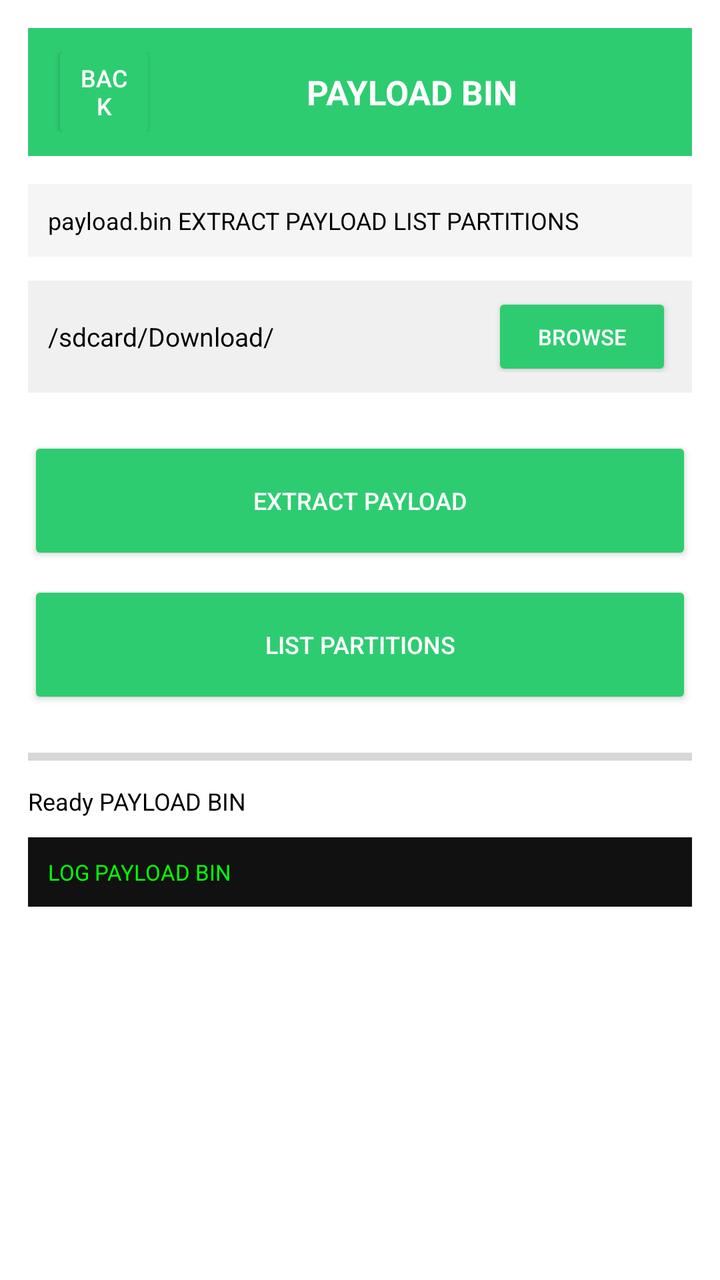
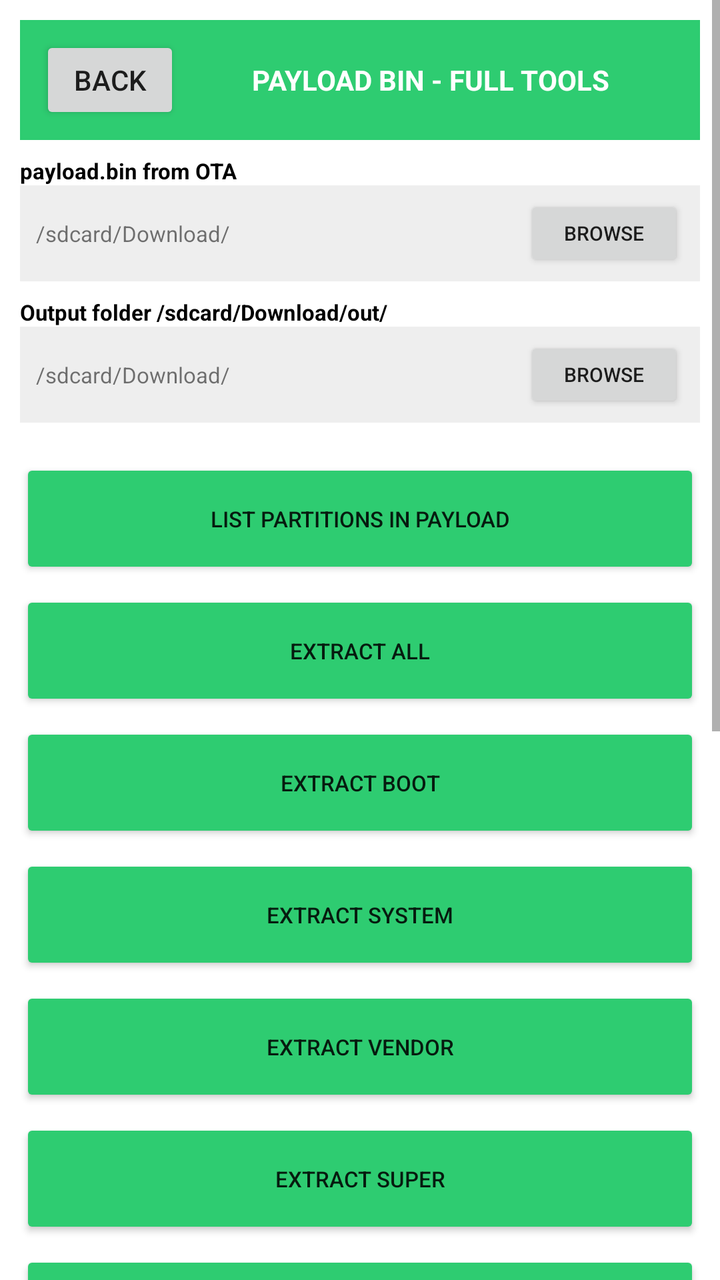

Two renders of the same Android screen: before a commit and after it. Below are the layout's source before the change and the commit's diff.
<!-- AndroidManifest.xml: application theme Theme.OTGFlasher -->
<!-- res/layout/activity_payload.xml -->
<?xml version="1.0" encoding="utf-8"?>
<ScrollView xmlns:android="http://schemas.android.com/apk/res/android" android:layout_width="match_parent" android:layout_height="match_parent" android:background="#FFFFFF"><LinearLayout android:orientation="vertical" android:layout_width="match_parent" android:layout_height="wrap_content" android:padding="14dp"><LinearLayout android:orientation="horizontal" android:layout_width="match_parent" android:layout_height="64dp" android:background="#2ECC71" android:gravity="center_vertical" android:padding="12dp"><Button android:id="@+id/btnBack" android:layout_width="52dp" android:layout_height="52dp" android:text="BACK" android:textColor="#FFFFFF" android:backgroundTint="#2ECC71" android:textSize="12sp"/><TextView android:layout_width="0dp" android:layout_weight="1" android:layout_height="wrap_content" android:text="PAYLOAD BIN" android:textSize="17sp" android:textStyle="bold" android:textColor="#FFFFFF" android:gravity="center"/></LinearLayout><TextView android:layout_width="match_parent" android:layout_height="wrap_content" android:text="payload.bin EXTRACT PAYLOAD LIST PARTITIONS" android:textSize="12sp" android:textColor="#000000" android:layout_marginTop="14dp" android:background="#F5F5F5" android:padding="10dp"/><LinearLayout android:orientation="horizontal" android:layout_width="match_parent" android:layout_height="56dp" android:background="#F0F0F0" android:gravity="center_vertical" android:padding="10dp" android:layout_marginTop="12dp"><TextView android:id="@+id/txtFile" android:layout_width="0dp" android:layout_weight="1" android:layout_height="wrap_content" android:text="/sdcard/Download/" android:textSize="13sp" android:textColor="#000000"/><Button android:id="@+id/btnBrowse" android:layout_width="90dp" android:layout_height="44dp" android:text="BROWSE" android:textColor="#FFFFFF" android:backgroundTint="#2ECC71" android:textSize="11sp"/></LinearLayout><LinearLayout android:orientation="vertical" android:layout_width="match_parent" android:layout_height="wrap_content" android:layout_marginTop="14dp"><Button android:id="@+id/btn0" android:layout_width="match_parent" android:layout_height="64dp" android:text="EXTRACT PAYLOAD" android:textColor="#FFFFFF" android:backgroundTint="#2ECC71" android:textSize="12sp" android:layout_marginTop="8dp"/><Button android:id="@+id/btn1" android:layout_width="match_parent" android:layout_height="64dp" android:text="LIST PARTITIONS" android:textColor="#FFFFFF" android:backgroundTint="#2ECC71" android:textSize="12sp" android:layout_marginTop="8dp"/></LinearLayout><ProgressBar android:id="@+id/progressBar" style="?android:attr/progressBarStyleHorizontal" android:layout_width="match_parent" android:layout_height="16dp" android:max="100" android:progress="0" android:progressTint="#2ECC71" android:layout_marginTop="16dp"/><TextView android:id="@+id/txtDetail" android:layout_width="match_parent" android:layout_height="wrap_content" android:text="Ready PAYLOAD BIN" android:textSize="12sp" android:textColor="#000000" android:layout_marginTop="6dp"/><TextView android:id="@+id/logView" android:layout_width="match_parent" android:layout_height="wrap_content" android:background="#111111" android:textColor="#00FF00" android:textSize="11sp" android:padding="10dp" android:layout_marginTop="10dp" android:text="LOG PAYLOAD BIN"/></LinearLayout></ScrollView>
<!-- resources referenced by this layout -->
<resources>
  <style name="Theme.OTGFlasher" parent="android:Theme.Material.Light.NoActionBar" />
</resources>

<!-- the commit's change to res/layout/activity_payload.xml (unified diff, before → after) -->
@@ -1,2 +1,24 @@
 <?xml version="1.0" encoding="utf-8"?>
-<ScrollView xmlns:android="http://schemas.android.com/apk/res/android" android:layout_width="match_parent" android:layout_height="match_parent" android:background="#FFFFFF"><LinearLayout android:orientation="vertical" android:layout_width="match_parent" android:layout_height="wrap_content" android:padding="14dp"><LinearLayout android:orientation="horizontal" android:layout_width="match_parent" android:layout_height="64dp" android:background="#2ECC71" android:gravity="center_vertical" android:padding="12dp"><Button android:id="@+id/btnBack" android:layout_width="52dp" android:layout_height="52dp" android:text="BACK" android:textColor="#FFFFFF" android:backgroundTint="#2ECC71" android:textSize="12sp"/><TextView android:layout_width="0dp" android:layout_weight="1" android:layout_height="wrap_content" android:text="PAYLOAD BIN" android:textSize="17sp" android:textStyle="bold" android:textColor="#FFFFFF" android:gravity="center"/></LinearLayout><TextView android:layout_width="match_parent" android:layout_height="wrap_content" android:text="payload.bin EXTRACT PAYLOAD LIST PARTITIONS" android:textSize="12sp" android:textColor="#000000" android:layout_marginTop="14dp" android:background="#F5F5F5" android:padding="10dp"/><LinearLayout android:orientation="horizontal" android:layout_width="match_parent" android:layout_height="56dp" android:background="#F0F0F0" android:gravity="center_vertical" android:padding="10dp" android:layout_marginTop="12dp"><TextView android:id="@+id/txtFile" android:layout_width="0dp" android:layout_weight="1" android:layout_height="wrap_content" android:text="/sdcard/Download/" android:textSize="13sp" android:textColor="#000000"/><Button android:id="@+id/btnBrowse" android:layout_width="90dp" android:layout_height="44dp" android:text="BROWSE" android:textColor="#FFFFFF" android:backgroundTint="#2ECC71" android:textSize="11sp"/></LinearLayout><LinearLayout android:orientation="vertical" android:layout_width="match_parent" android:layout_height="wrap_content" android:layout_marginTop="14dp"><Button android:id="@+id/btn0" android:layout_width="match_parent" android:layout_height="64dp" android:text="EXTRACT PAYLOAD" android:textColor="#FFFFFF" android:backgroundTint="#2ECC71" android:textSize="12sp" android:layout_marginTop="8dp"/><Button android:id="@+id/btn1" android:layout_width="match_parent" android:layout_height="64dp" android:text="LIST PARTITIONS" android:textColor="#FFFFFF" android:backgroundTint="#2ECC71" android:textSize="12sp" android:layout_marginTop="8dp"/></LinearLayout><ProgressBar android:id="@+id/progressBar" style="?android:attr/progressBarStyleHorizontal" android:layout_width="match_parent" android:layout_height="16dp" android:max="100" android:progress="0" android:progressTint="#2ECC71" android:layout_marginTop="16dp"/><TextView android:id="@+id/txtDetail" android:layout_width="match_parent" android:layout_height="wrap_content" android:text="Ready PAYLOAD BIN" android:textSize="12sp" android:textColor="#000000" android:layout_marginTop="6dp"/><TextView android:id="@+id/logView" android:layout_width="match_parent" android:layout_height="wrap_content" android:background="#111111" android:textColor="#00FF00" android:textSize="11sp" android:padding="10dp" android:layout_marginTop="10dp" android:text="LOG PAYLOAD BIN"/></LinearLayout></ScrollView>
+<ScrollView xmlns:android="http://schemas.android.com/apk/res/android" android:layout_width="match_parent" android:layout_height="match_parent" android:background="#FFFFFF">
+<LinearLayout android:orientation="vertical" android:layout_width="match_parent" android:layout_height="wrap_content" android:padding="10dp">
+<LinearLayout android:orientation="horizontal" android:layout_width="match_parent" android:layout_height="60dp" android:background="#2ECC71" android:gravity="center_vertical" android:padding="10dp"><Button android:id="@+id/btnBack" android:text="BACK" android:layout_width="70dp" android:layout_height="44dp"/><TextView android:text="PAYLOAD BIN - FULL TOOLS" android:textSize="14sp" android:textStyle="bold" android:textColor="#FFFFFF" android:layout_width="0dp" android:layout_weight="1" android:layout_height="wrap_content" android:gravity="center"/></LinearLayout>
+<TextView android:text="payload.bin from OTA" android:textSize="11sp" android:textColor="#000000" android:layout_width="match_parent" android:layout_height="wrap_content" android:layout_marginTop="8dp" android:textStyle="bold"/>
+<LinearLayout android:orientation="horizontal" android:layout_width="match_parent" android:layout_height="48dp" android:background="#EEEEEE" android:gravity="center_vertical" android:padding="8dp"><TextView android:id="@+id/txt_payload.bin_from_OTA" android:text="/sdcard/Download/" android:textSize="11sp" android:layout_width="0dp" android:layout_weight="1" android:layout_height="wrap_content"/><Button android:id="@+id/btn_payload.bin_from_OTA" android:text="BROWSE" android:layout_width="80dp" android:layout_height="38dp" android:textSize="10sp"/></LinearLayout>
+<TextView android:text="Output folder /sdcard/Download/out/" android:textSize="11sp" android:textColor="#000000" android:layout_width="match_parent" android:layout_height="wrap_content" android:layout_marginTop="8dp" android:textStyle="bold"/>
+<LinearLayout android:orientation="horizontal" android:layout_width="match_parent" android:layout_height="48dp" android:background="#EEEEEE" android:gravity="center_vertical" android:padding="8dp"><TextView android:id="@+id/txt_Output_folder_/sdcard/Download/out/" android:text="/sdcard/Download/" android:textSize="11sp" android:layout_width="0dp" android:layout_weight="1" android:layout_height="wrap_content"/><Button android:id="@+id/btn_Output_folder_/sdcard/Download/out/" android:text="BROWSE" android:layout_width="80dp" android:layout_height="38dp" android:textSize="10sp"/></LinearLayout>
+
+<LinearLayout android:orientation="vertical" android:layout_width="match_parent" android:layout_height="wrap_content" android:layout_marginTop="12dp">
+<Button android:id="@+id/btn_LIST_partitions_in_payload" android:text="LIST partitions in payload" android:layout_width="match_parent" android:layout_height="60dp" android:textSize="11sp" android:layout_marginTop="6dp" android:backgroundTint="#2ECC71"/>
+<Button android:id="@+id/btn_EXTRACT_ALL" android:text="EXTRACT ALL" android:layout_width="match_parent" android:layout_height="60dp" android:textSize="11sp" android:layout_marginTop="6dp" android:backgroundTint="#2ECC71"/>
+<Button android:id="@+id/btn_EXTRACT_boot" android:text="EXTRACT boot" android:layout_width="match_parent" android:layout_height="60dp" android:textSize="11sp" android:layout_marginTop="6dp" android:backgroundTint="#2ECC71"/>
+<Button android:id="@+id/btn_EXTRACT_system" android:text="EXTRACT system" android:layout_width="match_parent" android:layout_height="60dp" android:textSize="11sp" android:layout_marginTop="6dp" android:backgroundTint="#2ECC71"/>
+<Button android:id="@+id/btn_EXTRACT_vendor" android:text="EXTRACT vendor" android:layout_width="match_parent" android:layout_height="60dp" android:textSize="11sp" android:layout_marginTop="6dp" android:backgroundTint="#2ECC71"/>
+<Button android:id="@+id/btn_EXTRACT_super" android:text="EXTRACT super" android:layout_width="match_parent" android:layout_height="60dp" android:textSize="11sp" android:layout_marginTop="6dp" android:backgroundTint="#2ECC71"/>
+<Button android:id="@+id/btn_EXTRACT_dtbo" android:text="EXTRACT dtbo" android:layout_width="match_parent" android:layout_height="60dp" android:textSize="11sp" android:layout_marginTop="6dp" android:backgroundTint="#2ECC71"/>
+<Button android:id="@+id/btn_EXTRACT_vbmeta" android:text="EXTRACT vbmeta" android:layout_width="match_parent" android:layout_height="60dp" android:textSize="11sp" android:layout_marginTop="6dp" android:backgroundTint="#2ECC71"/>
+
+</LinearLayout>
+<ProgressBar android:id="@+id/progressBar" style="?android:attr/progressBarStyleHorizontal" android:layout_width="match_parent" android:layout_height="18dp" android:max="100" android:layout_marginTop="12dp"/>
+<TextView android:id="@+id/txtDetail" android:text="Ready - Full Tools" android:textSize="11sp" android:layout_width="match_parent" android:layout_height="wrap_content" android:layout_marginTop="6dp"/>
+<TextView android:id="@+id/logView" android:text="LOG PAYLOAD BIN - FULL" android:textSize="10sp" android:background="#111111" android:textColor="#00FF00" android:padding="8dp" android:layout_width="match_parent" android:layout_height="300dp" android:layout_marginTop="8dp"/>
+</LinearLayout></ScrollView>
